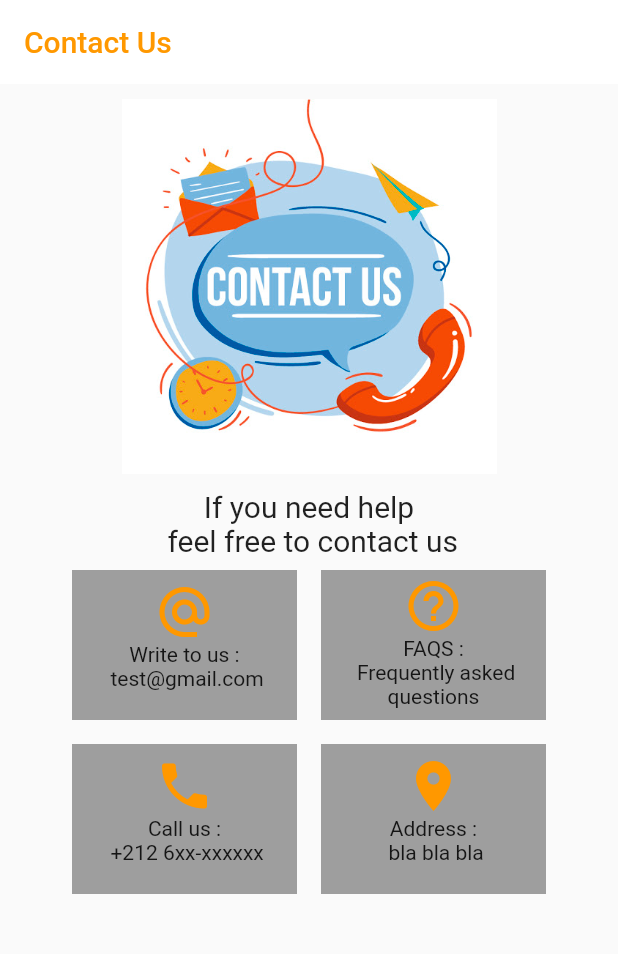
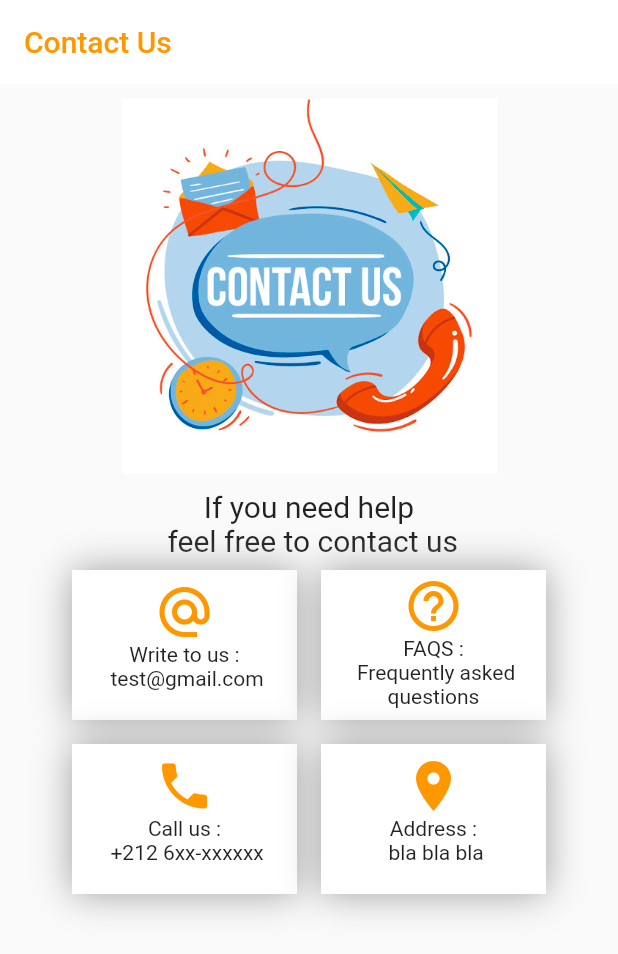
Before and after one commit to Akhele/Flutter-Contact-us-App, a Flutter app: the screen it shows after launch, on a phone screen of 412 x 824 dp. Shown: the top 954 px of the screen. Run offline on Flutter 3.47's test engine with Material 2 defaults, Android fonts, the phone set to English and light mode, and no system bars.

Commit message:
Add Box Decoration and Shadows

```diff
--- a/lib/main.dart
+++ b/lib/main.dart
@@ -44,9 +44,17 @@ class contact extends StatelessWidget {
                 Padding(
                   padding: const EdgeInsets.all(8.0),
                   child: Container(
+                    decoration: BoxDecoration(
+                      color: Colors.white,
+                      boxShadow: [
+                        BoxShadow(
+                          color: Colors.grey,
+                          blurRadius: 20,
+                        )
+                      ]
+                    ),
                     height: 100,
                     width: 150,
-                    color: Colors.grey,
                     child: Padding(
                       padding: const EdgeInsets.all(8.0),
                       child: Column(
@@ -61,9 +69,18 @@ class contact extends StatelessWidget {
                 Padding(
                   padding: const EdgeInsets.all(8.0),
                   child: Container(
+                    decoration: BoxDecoration(
+                      color: Colors.white,
+                      boxShadow: [
+                        BoxShadow(
+                          color: Colors.grey,
+                          blurRadius: 20,
+                        ),
+                      ],
+                      ),
+
                     height: 100,
                     width: 150,
-                    color: Colors.grey,
                     child: Padding(
                       padding: const EdgeInsets.all(4.0),
                       child: Column(
@@ -85,9 +102,18 @@ class contact extends StatelessWidget {
                 Padding(
                   padding: const EdgeInsets.all(8.0),
                   child: Container(
+
+                    decoration: BoxDecoration(
+                      color: Colors.white,
+                      boxShadow : [
+                        BoxShadow(
+                          color: Colors.grey,
+                          blurRadius: 20
+                        )
+                      ]
+                    ),
                     height: 100,
                     width: 150,
-                    color: Colors.grey,
                     child: Padding(
                       padding: const EdgeInsets.all(8.0),
                       child: Column(
@@ -102,9 +128,18 @@ class contact extends StatelessWidget {
                 Padding(
                   padding: const EdgeInsets.all(8.0),
                   child: Container(
+                    decoration: BoxDecoration (
+                      color: Colors.white,
+                      boxShadow: [
+                        BoxShadow(
+                          color: Colors.grey,
+                          blurRadius: 20,
+                        )
+                      ]
+
+                    ),
                     height: 100,
                     width: 150,
-                    color: Colors.grey,
                     child: Padding(
                       padding: const EdgeInsets.all(8.0),
                       child: Column(
```
